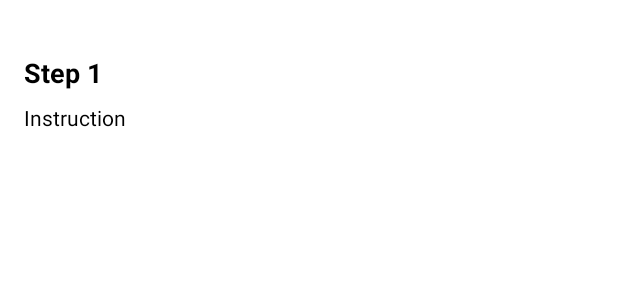
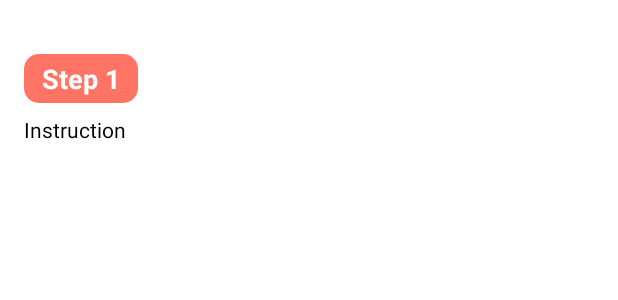
Before and after one commit to oudombun/food-recipe-app, an Android app: the layout item_instruction.xml on its own in the app's theme, with its tools: preview values and no code run, on a phone screen of 412 x 824 dp. Shown: the top 300 px of the screen. Run offline under Robolectric (Android 15) with nearby library versions, the phone set to English and light mode, and no system bars; Roboto replaces fonts that are not available here.

Commit message:
complete instruction page

```diff
--- a/app/build.gradle
+++ b/app/build.gradle
@@ -127,5 +127,9 @@ dependencies {
     implementation 'de.hdodenhof:circleimageview:3.1.0'
 
 
+    implementation("com.github.bumptech.glide:glide:4.14.2")
+    kapt("com.github.bumptech.glide:compiler:4.14.2")
+
+
 
 }
--- /dev/null
+++ b/app/src/main/res/drawable/bg_step_raius.xml
@@ -0,0 +1,6 @@
+<?xml version="1.0" encoding="utf-8"?>
+<shape xmlns:android="http://schemas.android.com/apk/res/android"
+   android:shape="rectangle">
+   <solid android:color="@color/colorAccent" />
+   <corners android:radius="10dp" />
+</shape>
--- a/app/src/main/res/layout/item_instruction.xml
+++ b/app/src/main/res/layout/item_instruction.xml
@@ -1,19 +1,31 @@
 <?xml version="1.0" encoding="utf-8"?>
-<LinearLayout android:layout_marginTop="@dimen/margin_5x"
+<layout xmlns:android="http://schemas.android.com/apk/res/android">
+
+    <data>
+
+    </data>
+
+    <LinearLayout
+        android:layout_marginTop="@dimen/margin_5x"
         android:layout_width="match_parent"
         android:layout_height="wrap_content"
         android:orientation="vertical"
-    android:padding="16dp"
-    xmlns:android="http://schemas.android.com/apk/res/android">
+        android:padding="16dp">
 
         <TextView
+            android:background="@drawable/bg_step_raius"
             android:text="Step 1"
+            android:paddingTop="@dimen/margin_1x"
+            android:paddingBottom="@dimen/margin_1x"
+            android:paddingStart="@dimen/margin_3x"
+            android:paddingEnd="@dimen/margin_3x"
             android:id="@+id/step_number"
             android:layout_width="wrap_content"
             android:layout_height="wrap_content"
             android:textSize="18sp"
-        android:textColor="@color/black"
-        android:textStyle="bold" />
+            android:textColor="@color/white"
+            android:textStyle="bold"
+            android:layout_marginEnd="@dimen/margin_3x"/>
 
         <TextView
             android:text="Instruction"
@@ -34,3 +46,4 @@
         </LinearLayout>
 
     </LinearLayout>
+</layout>
```
Also changed, not shown: app/src/main/java/com/oudombun/foody/adapters/BottomSheetAdapter.kt (+39 -13 lines), app/src/main/java/com/oudombun/foody/di/GlideModule.java (added, +27 -0 lines), app/src/main/java/com/oudombun/foody/ui/fragments/instructions/InstructionBottomSheet.kt (+14 -0 lines). Lines whose indentation alone changed are shown as unchanged.
